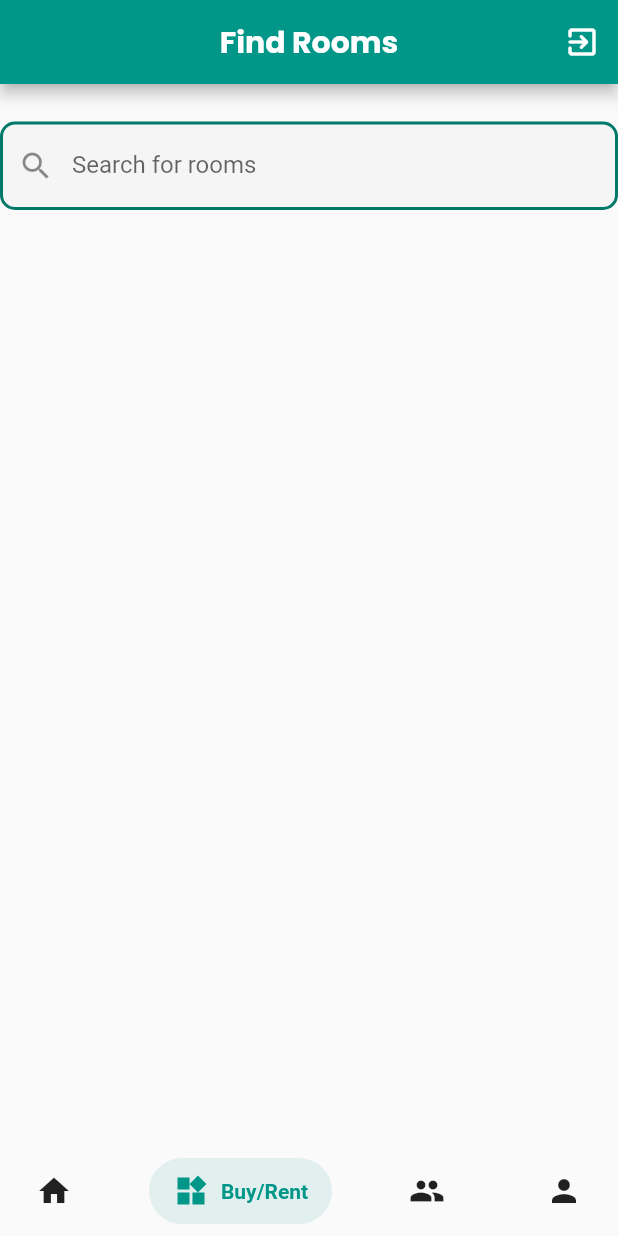
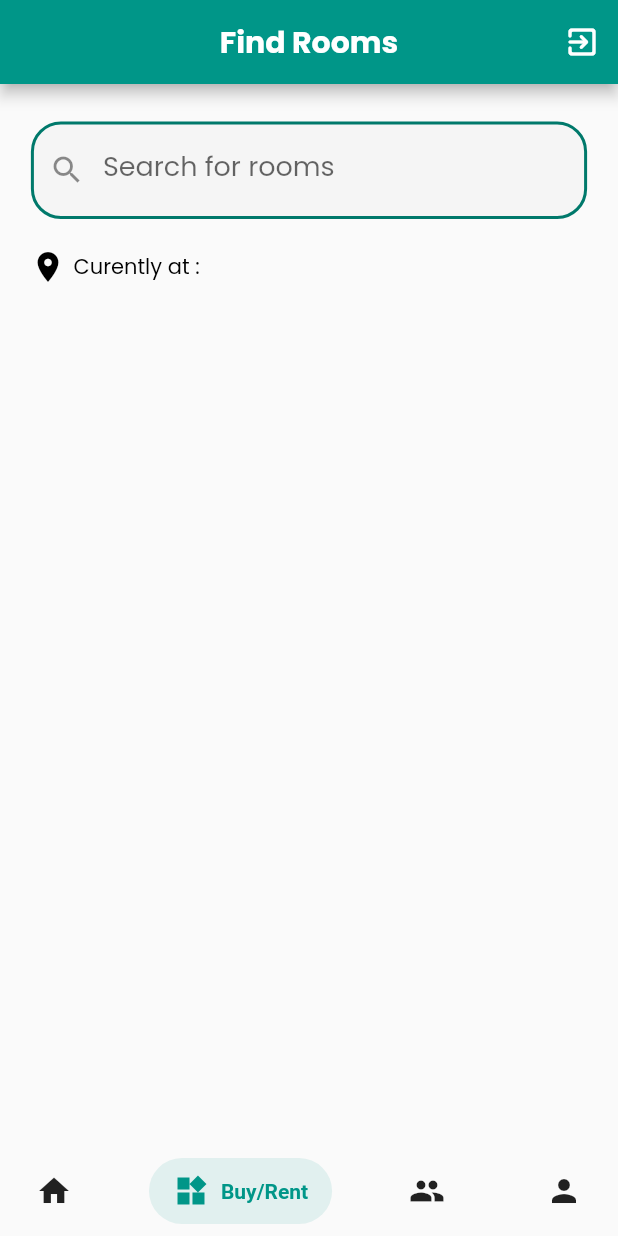
Before and after one commit to Harmanjit14/loca.ly-app, a Flutter app: the screen it shows after launch, item 2 of the bottom bar chosen, on a phone screen of 412 x 824 dp. Run offline on Flutter 3.47's test engine with Material 2 defaults, Android fonts, the phone set to English and light mode, and no system bars; drawn by our look-alikes of liquid_pull_to_refresh, salomon_bottom_bar; our stand-ins replace geolocator, google_fonts.

Commit message:
location done

```diff
--- a/lib/screens/places.dart
+++ b/lib/screens/places.dart
@@ -1,5 +1,7 @@
 import 'package:flutter/material.dart';
+import 'package:google_fonts/google_fonts.dart';
 import 'package:liquid_pull_to_refresh/liquid_pull_to_refresh.dart';
+import 'package:localy/constants/text.dart';
 
 class PlacesScreen extends StatelessWidget {
   final GlobalKey<LiquidPullToRefreshState> _refreshIndicatorKey =
@@ -14,14 +16,19 @@ class PlacesScreen extends StatelessWidget {
         key: _refreshIndicatorKey,
         child: Container(
           width: size.width,
-          child: ListView(
+          child: SingleChildScrollView(
+            child: Column(
               children: [
                 SizedBox(height: 25),
-              SizedBox(
-                height: 80,
-                width: size.width * 0.8,
+                Container(
+                  width: size.width * 0.9,
                   child: TextField(
-                  onEditingComplete: () {},
+                    keyboardType: TextInputType.text,
+                    style: GoogleFonts.poppins(
+                        fontSize: 18, color: Colors.grey[800]),
+                    onEditingComplete: () {
+                      print("HO gaya!");
+                    },
                     onChanged: (value) {},
                     controller: controller,
                     decoration: InputDecoration(
@@ -29,14 +36,36 @@ class PlacesScreen extends StatelessWidget {
                         labelText: "Search for rooms",
                         filled: true,
                         enabledBorder: OutlineInputBorder(
-                        borderRadius: BorderRadius.circular(10),
+                          borderRadius: BorderRadius.circular(20),
+                          borderSide:
+                              BorderSide(color: Colors.teal[700], width: 2),
+                        ),
+                        border: OutlineInputBorder(
+                          borderRadius: BorderRadius.circular(20),
                           borderSide:
                               BorderSide(color: Colors.teal[700], width: 2),
                         ),
                         fillColor: Colors.grey[100]),
                   ),
-              )
+                ),
+                Container(
+                  margin: EdgeInsets.fromLTRB(20, 20, 20, 0),
+                  child: Row(
+                    children: [
+                      Icon(
+                        Icons.location_on,
+                        color: Colors.black,
+                        size: 24,
+                      ),
+                      SizedBox(width:5),
+                      Container(
+                        child: normalText("Curently at : ", 14, Colors.black),
+                      ),
                     ],
+                  ),
+                ),
+              ],
+            ),
           ),
         ),
         onRefresh: () async {
--- a/pubspec.yaml
+++ b/pubspec.yaml
@@ -28,6 +28,7 @@ dependencies:
   graphql_flutter: ^4.0.1
   salomon_bottom_bar: ^2.0.1
   liquid_pull_to_refresh: ^2.0.0
+  geolocator: ^6.2.0
 
 dev_dependencies:
   flutter_test:
```
Also changed, not shown: lib/server/location.dart (added, +30 -0 lines), pubspec.lock. Lines whose indentation alone changed are shown as unchanged.
